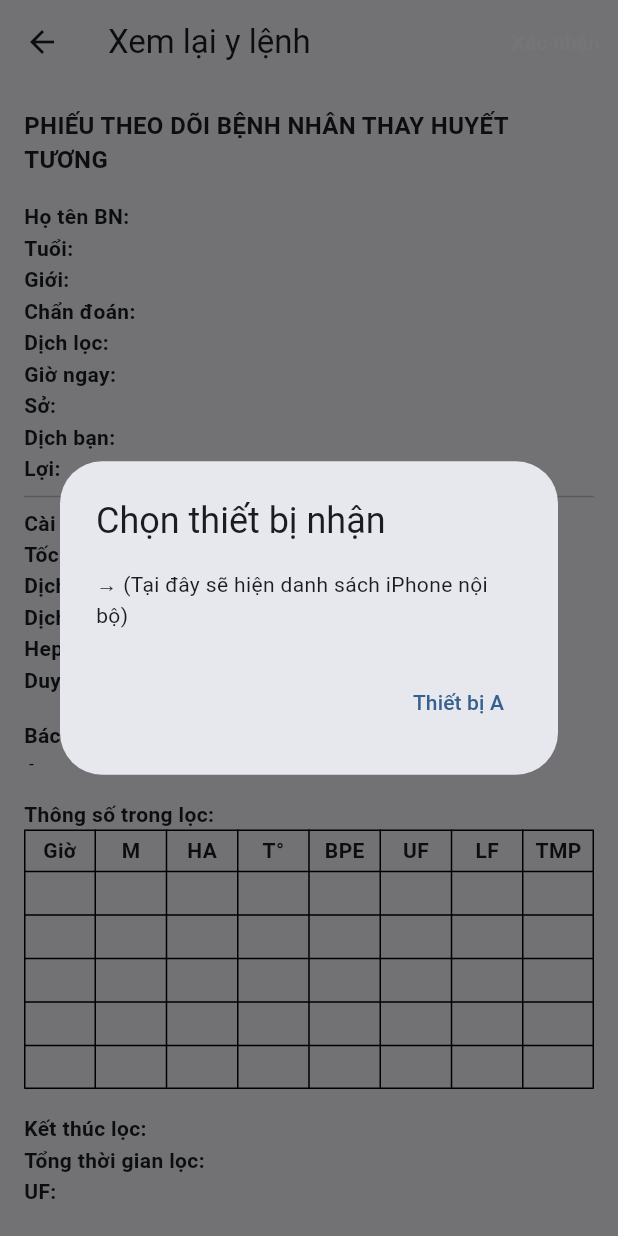
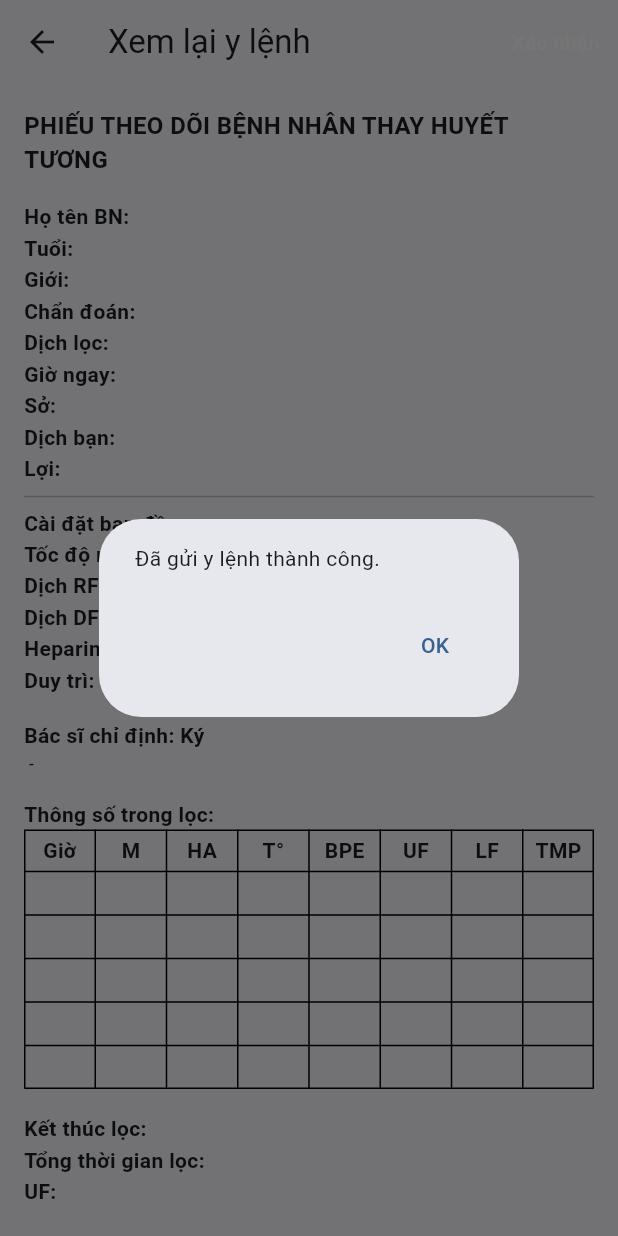
Before and after one commit to bmyta94/Thankinh_Pex, a Flutter app: the ReadOnlyFormScreen screen opened directly with empty values, after a tap on "Xác nhận", on a phone screen of 412 x 824 dp. Run offline on Flutter 3.47's test engine with Material 3 defaults, Android fonts, the light colour scheme and no system bars; our stand-ins replace signature; missing offline and left inert: udp.

Commit message:
Update read_only_form.dart

```diff
--- a/lib/read_only_form.dart
+++ b/lib/read_only_form.dart
@@ -1,4 +1,5 @@
 import 'package:flutter/material.dart';
+import 'network/wifi_broadcast.dart';
 
 class ReadOnlyFormScreen extends StatelessWidget {
   final Map<String, String> formData;
@@ -60,22 +61,13 @@ class ReadOnlyFormScreen extends StatelessWidget {
         actions: [
           TextButton(
             onPressed: () async {
-              final selectedDevice = await showDialog<String>(
-                context: context,
-                builder: (ctx) => AlertDialog(
-                  title: const Text("Chọn thiết bị nhận"),
-                  content: const Text("→ (Tại đây sẽ hiện danh sách iPhone nội bộ)"),
-                  actions: [
-                    TextButton(
-                      onPressed: () => Navigator.pop(ctx, "device1"),
-                      child: const Text("Thiết bị A"),
-                    ),
-                  ],
-                ),
-              );
+              await WifiBroadcast.sendForm({
+                "from": "$userTitle - $userName",
+                "form": formData,
+              });
 
-              if (selectedDevice != null) {
-                // TODO: Gửi dữ liệu mạng nội bộ ở phần 2
+              if (!context.mounted) return;
+
               showDialog(
                 context: context,
                 builder: (_) => AlertDialog(
@@ -91,7 +83,6 @@ class ReadOnlyFormScreen extends StatelessWidget {
                   ],
                 ),
               );
-              }
             },
             child: const Text("Xác nhận", style: TextStyle(color: Colors.white)),
           )
```
Lines whose indentation alone changed are shown as unchanged.
